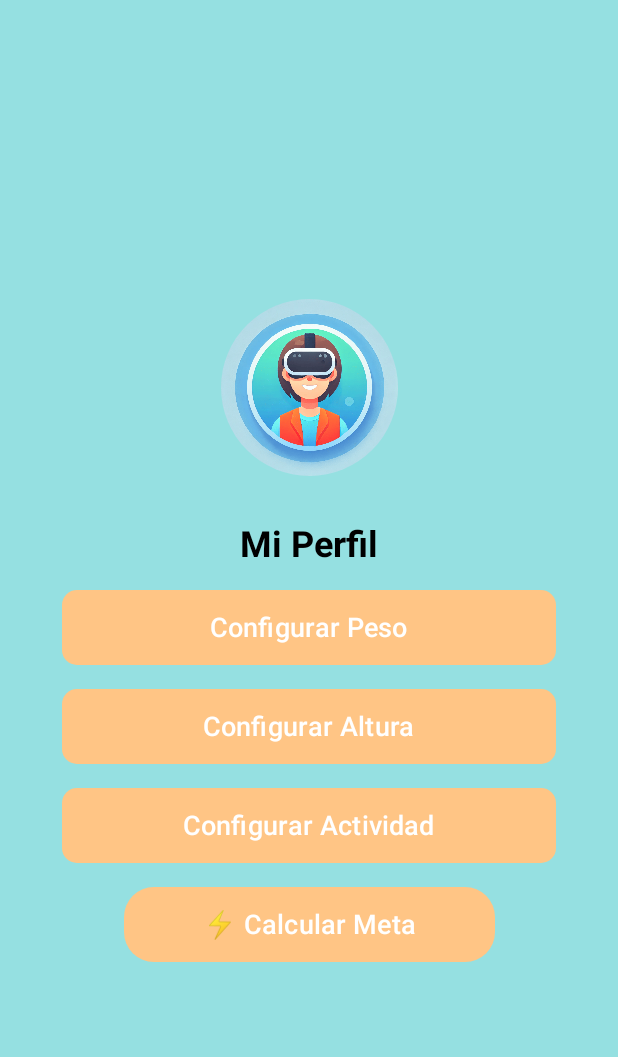
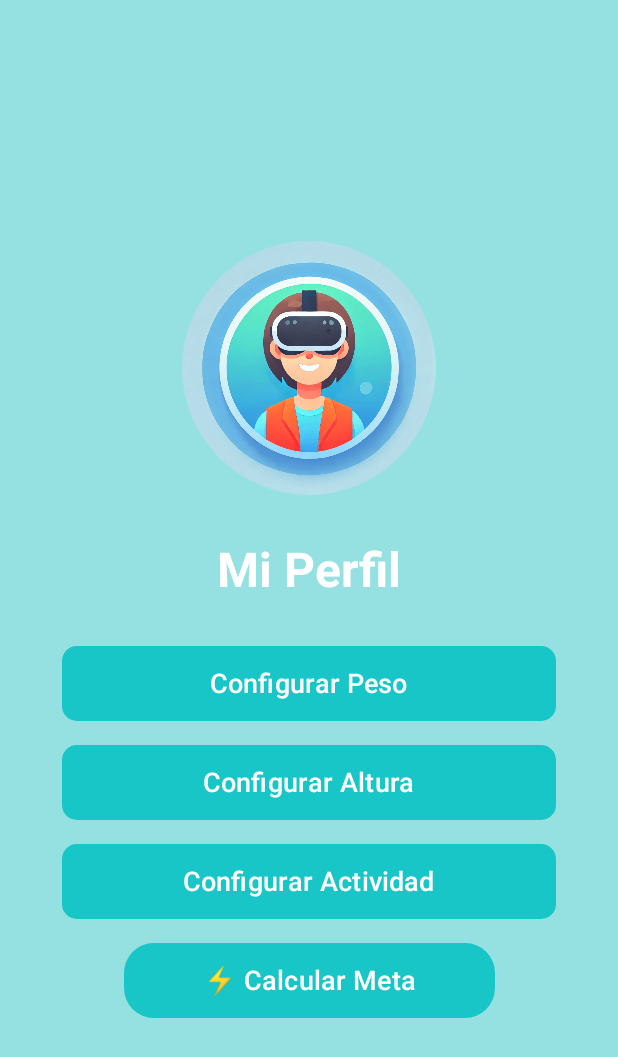
Before and after one commit to DufreyM/Proyecto1-CC8087, an Android app built with Jetpack Compose: the @Preview function PreviewMiPerfilScreen, on a phone screen of 412 x 824 dp. Shown: the top 1057 px of the screen. Run offline under Robolectric (Android 15) with nearby library versions, the phone set to English and light mode, and no system bars.

Commit message:
Paleta de Colores Actualizada

```diff
--- a/app/src/main/java/com/example/waterreminder/MainActivity.kt
+++ b/app/src/main/java/com/example/waterreminder/MainActivity.kt
@@ -1,6 +1,5 @@
 package com.example.waterreminder
 
-import ProfileScreen
 import android.os.Build
 import android.os.Bundle
 import androidx.activity.ComponentActivity
@@ -28,6 +27,7 @@ import androidx.compose.material.icons.filled.Person
 import com.example.waterreminder.screens.MainScreen
 import com.example.waterreminder.screens.MascotaScreen
 import com.example.waterreminder.screens.MyAchievementsScreen
+import com.example.waterreminder.screens.ProfileScreen
 import com.example.waterreminder.screens.SplashScreen
 import com.example.waterreminder.screens.StatsScreen
 import kotlinx.coroutines.delay
@@ -141,7 +141,6 @@ fun MyApp() {
                     else -> {
                         MainScreen(
                             modifier = Modifier.padding(paddingValues),
-                            onProfileClick = { showProfile = true; currentScreen = "profile" },
                             mascota = mainMascota
                         )
                     }
--- a/app/src/main/java/com/example/waterreminder/screens/ProfileScreen.kt
+++ b/app/src/main/java/com/example/waterreminder/screens/ProfileScreen.kt
@@ -1,3 +1,5 @@
+package com.example.waterreminder.screens
+
 import com.example.waterreminder.R
 import androidx.compose.foundation.Image
 import androidx.compose.foundation.background
@@ -38,16 +40,18 @@ fun ProfileScreen() {
                 contentDescription = "Avatar",
                 contentScale = ContentScale.Crop,
                 modifier = Modifier
-                    .size(150.dp)
-                    .padding(16.dp)
+                    .size(200.dp)
+                    .padding(15.dp)
                     .clip(shape = CircleShape)
 
             )
             // Profile Title
             Text(
                 text = "Mi Perfil",
-                fontSize = 24.sp,
-                fontWeight = FontWeight.Bold
+                fontSize = 32.sp,
+                fontWeight = FontWeight.Bold,
+                color = Color.White,
+                modifier = Modifier.padding(bottom = 15.dp)
             )
 
             // Configurar Peso Button
@@ -57,7 +61,12 @@ fun ProfileScreen() {
                     .fillMaxWidth(0.8f)
                     .height(50.dp),
                 shape = RoundedCornerShape(10.dp),
-                colors = ButtonColors(containerColor = Color(0xFFFFC585), contentColor = Color.White, disabledContentColor = Color.White, disabledContainerColor = Color.Blue)
+                colors = ButtonColors(
+                    containerColor = Color(0xFF18C5C7),
+                    contentColor = Color.White,
+                    disabledContentColor = Color.White,
+                    disabledContainerColor = Color.Blue
+                )
             ) {
                 Text(text = "Configurar Peso", fontSize = 18.sp)
             }
@@ -69,7 +78,7 @@ fun ProfileScreen() {
                     .fillMaxWidth(0.8f)
                     .height(50.dp),
                 shape = RoundedCornerShape(10.dp),
-                colors = ButtonColors(containerColor = Color(0xFFFFC585), contentColor = Color.White, disabledContentColor = Color.White, disabledContainerColor = Color.Blue)
+                colors = ButtonColors(containerColor = Color(0xFF18C5C7), contentColor = Color.White, disabledContentColor = Color.White, disabledContainerColor = Color.Blue)
             ) {
                 Text(text = "Configurar Altura", fontSize = 18.sp)
             }
@@ -81,7 +90,7 @@ fun ProfileScreen() {
                     .fillMaxWidth(0.8f)
                     .height(50.dp),
                 shape = RoundedCornerShape(10.dp),
-                colors = ButtonColors(containerColor = Color(0xFFFFC585), contentColor = Color.White, disabledContentColor = Color.White, disabledContainerColor = Color.Blue)
+                colors = ButtonColors(containerColor = Color(0xFF18C5C7), contentColor = Color.White, disabledContentColor = Color.White, disabledContainerColor = Color.Blue)
             ) {
                 Text(text = "Configurar Actividad", fontSize = 18.sp)
             }
@@ -93,7 +102,7 @@ fun ProfileScreen() {
                     .fillMaxWidth(0.6f)
                     .height(50.dp),
                 shape = RoundedCornerShape(20.dp),
-                colors = ButtonColors(containerColor = Color(0xFFFFC585), contentColor = Color.White, disabledContentColor = Color.White, disabledContainerColor = Color.Blue)
+                colors = ButtonColors(containerColor = Color(0xFF18C5C7), contentColor = Color.White, disabledContentColor = Color.White, disabledContainerColor = Color.Blue)
 
             ) {
                 Text(text = "⚡ Calcular Meta", fontSize = 18.sp)
```
Also changed, not shown: app/src/main/java/com/example/waterreminder/screens/MainScreen.kt (+16 -4 lines).
